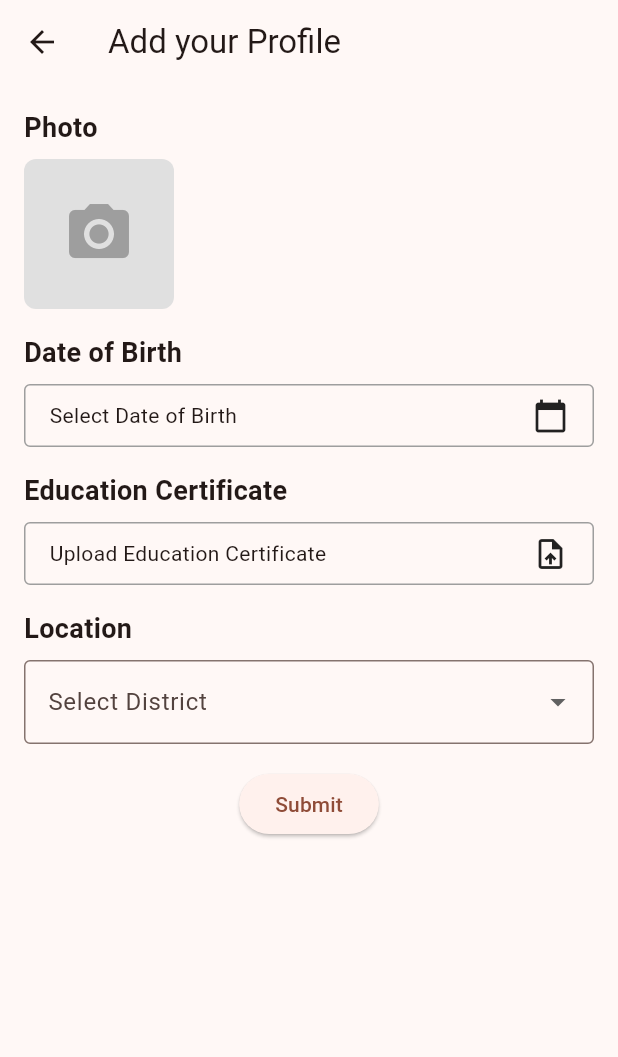
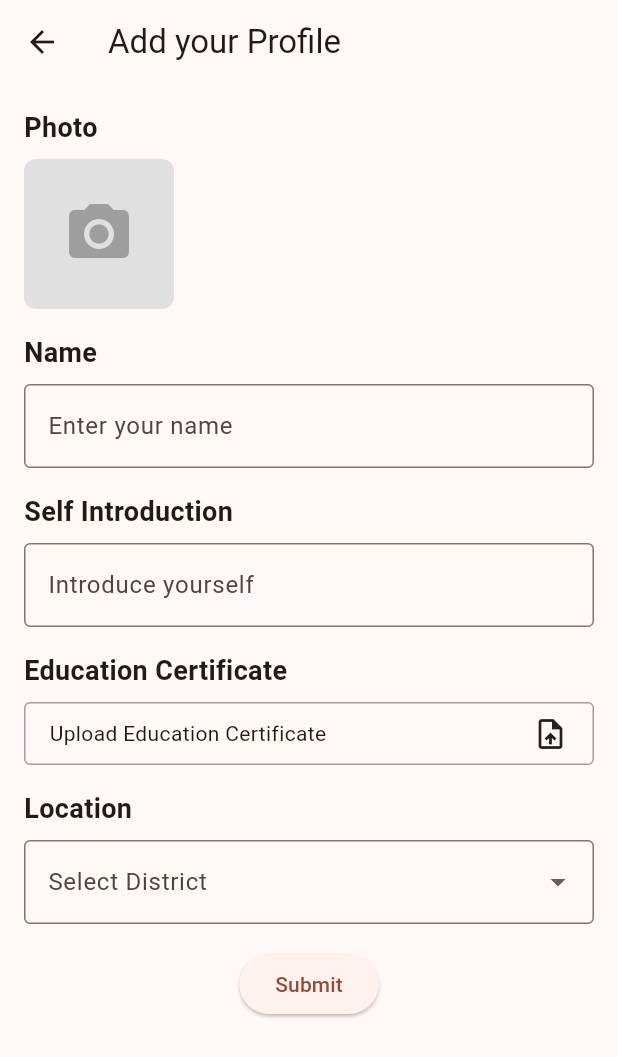
Before and after one commit to Pranavp37/justicsLine, a Flutter app: the screen it shows after launch, item 4 of the bottom bar chosen, after a tap on "Add your Profile", on a phone screen of 412 x 824 dp. Shown: the top 1057 px of the screen. Run offline on Flutter 3.47's test engine with Material 3 defaults, Android fonts, the phone set to English and light mode, and no system bars; our stand-ins replace cloud_firestore, curved_navigation_bar, file_picker, firebase_auth, firebase_core, firebase_storage and 4 more; missing offline and left inert: flutter_stripe; accounts and stored records are empty; network calls fail.

Commit message:
function added homescreen and details screen

```diff
--- a/lib/main.dart
+++ b/lib/main.dart
@@ -2,13 +2,13 @@ import 'package:final_project/screens/splash/splash.dart';
 import 'package:final_project/widgets/app_constant.dart';
 import 'package:flutter/material.dart';
 import 'package:firebase_core/firebase_core.dart';
-// import 'package:flutter_stripe/flutter_stripe.dart';
+import 'package:flutter_stripe/flutter_stripe.dart';
 import 'firebase_options.dart';
 
 //firebase
 Future<void> main() async {
   WidgetsFlutterBinding.ensureInitialized();
-  // Stripe.publishableKey = publishableKey;
+  Stripe.publishableKey = publishableKey;
   await Firebase.initializeApp(
     options: DefaultFirebaseOptions.currentPlatform,
   );
--- a/lib/screens/pages/add_profile.dart
+++ b/lib/screens/pages/add_profile.dart
@@ -1,6 +1,9 @@
+import 'package:firebase_storage/firebase_storage.dart';
 import 'package:flutter/material.dart';
 import 'package:file_picker/file_picker.dart';
 import 'dart:io';
+import 'package:cloud_firestore/cloud_firestore.dart';
+import 'package:image_picker/image_picker.dart'; // Import the Cloud Firestore package
 
 class AddProfileScreen extends StatefulWidget {
   const AddProfileScreen({Key? key}) : super(key: key);
@@ -27,48 +30,85 @@ class _AddProfileScreenState extends State<AddProfileScreen> {
     'Kasaragod'
   ];
   String? _selectedDistrict;
-  DateTime? _dateOfBirth;
-  PlatformFile? _educationCertificate;
-  File? _photo;
-
-  Future<void> _selectDateOfBirth(BuildContext context) async {
-    final initialDate = DateTime.now().subtract(const Duration(days: 365 * 18));
-    final newDate = await showDatePicker(
-      context: context,
-      initialDate: _dateOfBirth ?? initialDate,
-      firstDate: DateTime(1900),
-      lastDate: DateTime.now(),
-    );
-
-    if (newDate != null) {
-      setState(() {
-        _dateOfBirth = newDate;
-      });
-    }
-  }
+  XFile? _educationCertificate;
+  XFile? _photo;
+  String? _name;
+  String? _selfIntro;
 
   Future<void> _uploadEducationCertificate() async {
-    final result = await FilePicker.platform.pickFiles(
-      type: FileType.custom,
-      allowedExtensions: ['pdf', 'doc', 'docx'],
+    final result = await ImagePicker().pickImage(
+      source: ImageSource.gallery,
     );
 
     if (result != null) {
       setState(() {
-        _educationCertificate = result.files.single;
+        _educationCertificate = result;
       });
     }
   }
 
   Future<void> _pickPhoto() async {
-    final result = await FilePicker.platform.pickFiles(
-      type: FileType.image,
+    final result = await ImagePicker().pickImage(
+      source: ImageSource.gallery,
+      maxWidth: 800,
+      maxHeight: 800,
+      imageQuality: 80,
     );
+    _photo = File(result!.path) as XFile?;
 
-    if (result != null) {
     setState(() {
-        _photo = File(result.files.single.path!);
+      _photo = result;
     });
+  }
+
+  Future<void> _submitProfile() async {
+    // Check if all required fields are filled
+    if (_name == null ||
+        _selfIntro == null ||
+        _educationCertificate == null ||
+        _selectedDistrict == null ||
+        _photo == null) {
+      // Show an error message or handle the missing fields
+      return;
+    }
+
+    try {
+      // Upload education certificate to Firebase Storage
+      final educationCertificateRef = FirebaseStorage.instance
+          .ref()
+          .child('education_certificates/${_educationCertificate!.name}');
+      await educationCertificateRef.putData(
+        await _educationCertificate!.readAsBytes(),
+        SettableMetadata(contentType: 'application/pdf'),
+      );
+      final educationCertificateUrl =
+          await educationCertificateRef.getDownloadURL();
+
+      // Upload photo to Firebase Storage
+      final photoRef =
+          FirebaseStorage.instance.ref().child('photos/${_photo!.name}');
+      await photoRef.putData(
+        await _photo!.readAsBytes(),
+        SettableMetadata(contentType: 'image/jpeg'),
+      );
+      final photoUrl = await photoRef.getDownloadURL();
+
+      // Create a map with the data to be stored
+      Map<String, dynamic> profileData = {
+        'name': _name,
+        'selfIntro': _selfIntro,
+        'educationCertificateUrl': educationCertificateUrl,
+        'district': _selectedDistrict,
+        'photoUrl': photoUrl,
+      };
+
+      // Add the data to the 'newlawyer' collection in Firestore
+      await FirebaseFirestore.instance.collection('newlawyer').add(profileData);
+      // Show a success message or perform any additional actions
+    } catch (e) {
+      // Handle the error
+      // ignore: avoid_print
+      print('Error adding profile: $e');
     }
   }
 
@@ -80,6 +120,7 @@ class _AddProfileScreenState extends State<AddProfileScreen> {
       ),
       body: Padding(
         padding: const EdgeInsets.all(16.0),
+        child: SingleChildScrollView(
           child: Column(
             crossAxisAlignment: CrossAxisAlignment.start,
             children: [
@@ -104,7 +145,7 @@ class _AddProfileScreenState extends State<AddProfileScreen> {
                       ? ClipRRect(
                           borderRadius: BorderRadius.circular(8.0),
                           child: Image.file(
-                          _photo!,
+                            _photo! as File,
                             fit: BoxFit.cover,
                           ),
                         )
@@ -117,35 +158,43 @@ class _AddProfileScreenState extends State<AddProfileScreen> {
               ),
               const SizedBox(height: 16.0),
               const Text(
-              'Date of Birth',
+                'Name',
                 style: TextStyle(
                   fontSize: 18.0,
                   fontWeight: FontWeight.bold,
                 ),
               ),
               const SizedBox(height: 8.0),
-            GestureDetector(
-              onTap: () => _selectDateOfBirth(context),
-              child: Container(
-                padding: const EdgeInsets.symmetric(
-                  horizontal: 16.0,
-                  vertical: 8.0,
+              TextField(
+                onChanged: (value) {
+                  setState(() {
+                    _name = value;
+                  });
+                },
+                decoration: const InputDecoration(
+                  hintText: 'Enter your name',
+                  border: OutlineInputBorder(),
                 ),
-                decoration: BoxDecoration(
-                  border: Border.all(color: Colors.grey),
-                  borderRadius: BorderRadius.circular(4.0),
               ),
-                child: Row(
-                  mainAxisAlignment: MainAxisAlignment.spaceBetween,
-                  children: [
-                    Text(
-                      _dateOfBirth != null
-                          ? '${_dateOfBirth!.day}/${_dateOfBirth!.month}/${_dateOfBirth!.year}'
-                          : 'Select Date of Birth',
+              const SizedBox(height: 16.0),
+              const Text(
+                'Self Introduction',
+                style: TextStyle(
+                  fontSize: 18.0,
+                  fontWeight: FontWeight.bold,
                 ),
-                    const Icon(Icons.calendar_today),
-                  ],
               ),
+              const SizedBox(height: 8.0),
+              TextField(
+                onChanged: (value) {
+                  setState(() {
+                    _selfIntro = value;
+                  });
+                },
+                maxLines: null,
+                decoration: const InputDecoration(
+                  hintText: 'Introduce yourself',
+                  border: OutlineInputBorder(),
                 ),
               ),
               const SizedBox(height: 16.0),
@@ -211,15 +260,14 @@ class _AddProfileScreenState extends State<AddProfileScreen> {
               const SizedBox(height: 16.0),
               Center(
                 child: ElevatedButton(
-                onPressed: () {
-                  // Add your submit logic here
-                },
+                  onPressed: _submitProfile,
                   child: const Text('Submit'),
                 ),
               ),
             ],
           ),
         ),
+      ),
     );
   }
 }
--- a/lib/screens/pages/home.dart
+++ b/lib/screens/pages/home.dart
@@ -1,4 +1,6 @@
+import 'package:cloud_firestore/cloud_firestore.dart';
 import 'package:final_project/screens/pages/details.dart';
+import 'package:final_project/service/database.dart';
 import 'package:final_project/widgets/widget_data.dart';
 import 'package:flutter/material.dart';
 
@@ -11,12 +13,177 @@ class HomePage extends StatefulWidget {
 
 class _HomePageState extends State<HomePage> {
   bool family = false, criminal = false, real = false, divorce = false;
+  Stream? lawyerstresm;
+
+  get ontheload async {
+    lawyerstresm = await DatabaseMethods().getLawyers('Family Law');
+    setState(() {});
+  }
+
+  @override
+  void initState() {
+    ontheload;
+    super.initState();
+  }
+
+  Widget allIttemsverticaly() {
+    return StreamBuilder(
+        stream: lawyerstresm,
+        builder: (context, AsyncSnapshot snapshot) {
+          return snapshot.hasData
+              ? ListView.builder(
+                  padding: EdgeInsets.zero,
+                  itemCount: snapshot.data.docs.length,
+                  scrollDirection: Axis.vertical,
+                  shrinkWrap: true,
+                  itemBuilder: (context, index) {
+                    DocumentSnapshot ds = snapshot.data.docs[index];
+                    return GestureDetector(
+                        onTap: () => Navigator.push(
+                            context,
+                            MaterialPageRoute(
+                              builder: (context) =>  DetailsScreen(detail: ds['Detail'],image: ds['Image'],name: ds['Name'],price: ds['Price']),
+                            )),
+                        child: Container(
+                          margin: const EdgeInsets.only(top: 20.0, bottom: 3.0),
+                          child: Material(
+                            elevation: 5.0,
+                            borderRadius: BorderRadius.circular(20),
+                            child: Container(
+                              padding: const EdgeInsets.all(10),
+                              child: Row(
+                                // crossAxisAlignment: CrossAxisAlignment.start,
+                                children: [
+                                  ClipRRect(
+                                    borderRadius: BorderRadius.circular(20),
+                                    child: Image.network(
+                                      ds['Image'],
+                                      height: 120,
+                                      width: 120,
+                                      fit: BoxFit.cover,
+                                    ),
+                                  ),
+                                  const SizedBox(
+                                    width: 20.0,
+                                  ),
+                                  Column(
+                                    children: [
+                                      SizedBox(
+                                        width:
+                                            MediaQuery.of(context).size.width /
+                                                2,
+                                        child: Text(
+                                          ds['Name'],
+                                          style: AppWidget.semiBoldTextstyle(),
+                                        ),
+                                      ),
+                                      const SizedBox(height: 3.0),
+                                      SizedBox(
+                                        width:
+                                            MediaQuery.of(context).size.width /
+                                                2,
+                                        child: Text(
+                                          'Tathamapally,Alappuzha',
+                                          style: AppWidget.lightTextstyle(),
+                                        ),
+                                      ),
+                                      const SizedBox(height: 5.0),
+                                      SizedBox(
+                                        width:
+                                            MediaQuery.of(context).size.width /
+                                                2,
+                                        child: Text(
+                                          // ignore: prefer_interpolation_to_compose_strings
+                                          '\$' + ds['Price'],
+                                          style: AppWidget.semiBoldTextstyle(),
+                                        ),
+                                      )
+                                    ],
+                                  )
+                                ],
+                              ),
+                            ),
+                          ),
+                        ));
+                  })
+              : const CircularProgressIndicator();
+        });
+  }
+
+  Widget allIttems() {
+    return StreamBuilder(
+        stream: lawyerstresm,
+        builder: (context, AsyncSnapshot snapshot) {
+          return snapshot.hasData
+              ? ListView.builder(
+                  padding: EdgeInsets.zero,
+                  itemCount: snapshot.data.docs.length,
+                  scrollDirection: Axis.horizontal,
+                  shrinkWrap: true,
+                  itemBuilder: (context, index) {
+                    DocumentSnapshot ds = snapshot.data.docs[index];
+                    return GestureDetector(
+                      onTap: () => Navigator.push(
+                          context,
+                          MaterialPageRoute(
+                            builder: (context) =>  DetailsScreen(detail: ds['Detail'],image: ds['Image'],name: ds['Name'],price: ds['Price']),
+                          )),
+                      child: Container(
+                        margin: const EdgeInsets.all(7.0),
+                        child: Material(
+                          elevation: 5.0,
+                          borderRadius: BorderRadius.circular(20),
+                          child: Container(
+                            padding: const EdgeInsets.all(10),
+                            decoration: const BoxDecoration(
+                                borderRadius:
+                                    BorderRadius.all(Radius.circular(20))),
+                            child: Column(
+                              // crossAxisAlignment: CrossAxisAlignment.start,
+                              children: [
+                                ClipRRect(
+                                  borderRadius: const BorderRadius.all(
+                                      Radius.circular(20)),
+                                  child: Image.network(
+                                    ds['Image'],
+                                    width: 150,
+                                    height: 150,
+                                    fit: BoxFit.cover,
+                                  ),
+                                ),
+                                Text(
+                                  ds['Name'],
+                                  style: AppWidget.semiBoldTextstyle(),
+                                ),
+                                Text(
+                                  "Thathamapally,Alappuzha",
+                                  style: AppWidget.lightTextstyle(),
+                                ),
+                                const SizedBox(
+                                  height: 5.0,
+                                ),
+                                Text(
+                                  // ignore: prefer_interpolation_to_compose_strings
+                                  "\$" + ds['Price'],
+                                  style: AppWidget.semiBoldTextstyle(),
+                                ),
+                              ],
+                            ),
+                          ),
+                        ),
+                      ),
+                    );
+                  })
+              : const CircularProgressIndicator();
+        });
+  }
 
   @override
   Widget build(BuildContext context) {
     return Scaffold(
         body: Container(
       margin: const EdgeInsets.only(top: 50.0, left: 20.0, right: 20.0),
+      child: SingleChildScrollView(
         child: Column(
           crossAxisAlignment: CrossAxisAlignment.start,
           children: [
@@ -67,152 +234,14 @@ class _HomePageState extends State<HomePage> {
             const SizedBox(
               height: 25.0,
             ),
-          SingleChildScrollView(
-            scrollDirection: Axis.horizontal,
-            child: Row(
-              children: [
-                GestureDetector(
-                  onTap: () => Navigator.push(
-                      context,
-                      MaterialPageRoute(
-                        builder: (context) => const DetailsScreen(),
-                      )),
-                  child: Container(
-                    margin: const EdgeInsets.all(7.0),
-                    child: Material(
-                      elevation: 5.0,
-                      borderRadius: BorderRadius.circular(20),
-                      child: Container(
-                        padding: const EdgeInsets.all(10),
-                        decoration: const BoxDecoration(
-                            borderRadius:
-                                BorderRadius.all(Radius.circular(20))),
-                        child: Column(
-                          // crossAxisAlignment: CrossAxisAlignment.start,
-                          children: [
-                            Image.asset(
-                              "assets/images/salih.jpg",
-                              width: 150,
-                              height: 150,
-                              fit: BoxFit.cover,
+            // ignore: sized_box_for_whitespace
+            Container(
+              height: 270,
+              child: allIttems(),
             ),
-                            Text(
-                              "Muhammed Salih",
-                              style: AppWidget.semiBoldTextstyle(),
-                            ),
-                            Text(
-                              "Thathamapally,Alappuzha",
-                              style: AppWidget.lightTextstyle(),
-                            ),
-                            const SizedBox(
-                              height: 5.0,
-                            ),
-                            Text(
-                              "\$20/min",
-                              style: AppWidget.semiBoldTextstyle(),
-                            ),
+            allIttemsverticaly(),
           ],
         ),
-                      ),
-                    ),
-                  ),
-                ),
-                const SizedBox(
-                  width: 10,
-                ),
-                Container(
-                  margin: const EdgeInsets.all(4),
-                  child: Material(
-                    elevation: 5.0,
-                    borderRadius: BorderRadius.circular(20),
-                    child: Container(
-                      padding: const EdgeInsets.all(10),
-                      decoration: const BoxDecoration(
-                          borderRadius: BorderRadius.all(Radius.circular(20))),
-                      child: Column(
-                        // crossAxisAlignment: CrossAxisAlignment.start,
-                        children: [
-                          Image.asset(
-                            "assets/images/raphy.jpg",
-                            width: 150,
-                            height: 150,
-                            fit: BoxFit.cover,
-                          ),
-                          Text(
-                            "Raphy Raj",
-                            style: AppWidget.semiBoldTextstyle(),
-                          ),
-                          Text(
-                            "Mavelikkara,Alapuzha",
-                            style: AppWidget.lightTextstyle(),
-                          ),
-                          const SizedBox(
-                            height: 5.0,
-                          ),
-                          Text(
-                            "\$19/min",
-                            style: AppWidget.semiBoldTextstyle(),
-                          ),
-                        ],
-                      ),
-                    ),
-                  ),
-                ),
-              ],
-            ),
-          ),
-          const SizedBox(
-            height: 30.0,
-          ),
-          Material(
-            elevation: 5.0,
-            borderRadius: BorderRadius.circular(20),
-            child: Container(
-              padding: const EdgeInsets.all(10),
-              child: Row(
-                // crossAxisAlignment: CrossAxisAlignment.start,
-                children: [
-                  Image.asset(
-                    "assets/images/salih.jpg",
-                    height: 120,
-                    width: 120,
-                    fit: BoxFit.cover,
-                  ),
-                  const SizedBox(
-                    width: 20.0,
-                  ),
-                  Column(
-                    children: [
-                      SizedBox(
-                        width: MediaQuery.of(context).size.width / 2,
-                        child: Text(
-                          'Muhsmmed Salih',
-                          style: AppWidget.semiBoldTextstyle(),
-                        ),
-                      ),
-                      const SizedBox(height: 3.0),
-                      SizedBox(
-                        width: MediaQuery.of(context).size.width / 2,
-                        child: Text(
-                          'Tathamapally,Alappuzha',
-                          style: AppWidget.lightTextstyle(),
-                        ),
-                      ),
-                      const SizedBox(height: 5.0),
-                      SizedBox(
-                        width: MediaQuery.of(context).size.width / 2,
-                        child: Text(
-                          '\$20/min',
-                          style: AppWidget.semiBoldTextstyle(),
-                        ),
-                      )
-                    ],
-                  )
-                ],
-              ),
-            ),
-          )
-        ],
       ),
     ));
   }
@@ -223,11 +252,12 @@ class _HomePageState extends State<HomePage> {
       child: Row(
         children: [
           GestureDetector(
-            onTap: () {
+            onTap: () async {
               family = true;
               divorce = false;
               criminal = false;
               real = false;
+              lawyerstresm = await DatabaseMethods().getLawyers('Family Law');
               setState(() {});
             },
             child: Container(
@@ -247,11 +277,12 @@ class _HomePageState extends State<HomePage> {
             width: 10.0,
           ),
           GestureDetector(
-            onTap: () {
+            onTap: () async {
               family = false;
               divorce = false;
               criminal = true;
               real = false;
+              lawyerstresm = await DatabaseMethods().getLawyers('Criminal Law');
               setState(() {});
             },
             child: Container(
@@ -271,11 +302,12 @@ class _HomePageState extends State<HomePage> {
             width: 10.0,
           ),
           GestureDetector(
-            onTap: () {
+            onTap: () async {
               family = false;
               divorce = false;
               criminal = false;
               real = true;
+              lawyerstresm = await DatabaseMethods().getLawyers('Real Estate');
               setState(() {});
             },
             child: Container(
@@ -295,11 +327,12 @@ class _HomePageState extends State<HomePage> {
             width: 10.0,
           ),
           GestureDetector(
-            onTap: () {
+            onTap: () async {
               family = false;
               divorce = true;
               criminal = false;
               real = false;
+              lawyerstresm = await DatabaseMethods().getLawyers('Labor Law');
               setState(() {});
             },
             child: Container(
@@ -307,10 +340,10 @@ class _HomePageState extends State<HomePage> {
               padding: const EdgeInsets.symmetric(vertical: 10.0),
               width: 130.0,
               decoration: BoxDecoration(
-                  color: divorce ? Colors.grey[500] : Colors.grey[00],
+                  color: divorce ? Colors.grey[500] : Colors.grey[200],
                   borderRadius: BorderRadius.circular(20)),
               child: const Text(
-                'Divorce Law',
+                'Labor Law',
                 style: TextStyle(fontSize: 15, fontWeight: FontWeight.bold),
               ),
             ),
--- a/lib/screens/splash/splash.dart
+++ b/lib/screens/splash/splash.dart
@@ -1,5 +1,6 @@
 import 'package:final_project/screens/pages/bottomnav.dart';
 import 'package:final_project/screens/resgister/useregister.dart';
+import 'package:final_project/screens/resgister/userlogin.dart';
 import 'package:flutter/material.dart';
 import 'package:lottie/lottie.dart';
 
--- a/lib/service/database.dart
+++ b/lib/service/database.dart
@@ -7,4 +7,9 @@ class DatabaseMethods {
         .doc(id)
         .set(userInfomap);
   }
+
+  Future<Stream<QuerySnapshot>> getLawyers(String name) async {
+    // ignore: await_only_futures
+    return await FirebaseFirestore.instance.collection(name).snapshots();
+  }
 }
--- a/lib/service/shared_pref.dart
+++ b/lib/service/shared_pref.dart
@@ -5,6 +5,7 @@ class SharedPreferenceHelper {
   static String userNameKey = "USERKEY";
   static String userEmailKey = "USERKEY";
   static String userWalletKey = "USERKEY";
+  static String userProfileKey = "USERKEY";
 
   Future<bool> saveUserId(String getUserId) async {
     SharedPreferences prefs = await SharedPreferences.getInstance();
@@ -24,6 +25,11 @@ class SharedPreferenceHelper {
   Future<bool> saveUserWallet(String getUserWallet) async {
     SharedPreferences prefs = await SharedPreferences.getInstance();
     return prefs.setString(userWalletKey, getUserWallet);
+  }
+
+    Future<bool> saveUserProfile(String getUserProfile) async {
+    SharedPreferences prefs = await SharedPreferences.getInstance();
+    return prefs.setString(userWalletKey, getUserProfile);
   }
 
   Future<String?> getUserId() async {
--- a/pubspec.yaml
+++ b/pubspec.yaml
@@ -41,7 +41,7 @@ dependencies:
   firebase_storage: ^11.6.9
   cloud_firestore: ^4.15.8
   firebase_auth: ^4.17.8
-  # flutter_stripe: ^10.1.1
+  flutter_stripe: ^10.1.1
   http: ^1.2.0
   random_string: ^2.3.1
   shared_preferences: ^2.2.3
```
Also changed, not shown: lib/screens/pages/details.dart (+22 -7 lines), lib/screens/pages/wallet.dart (+95 -95 lines), pubspec.lock, 12 other files. Lines whose indentation alone changed are shown as unchanged.
